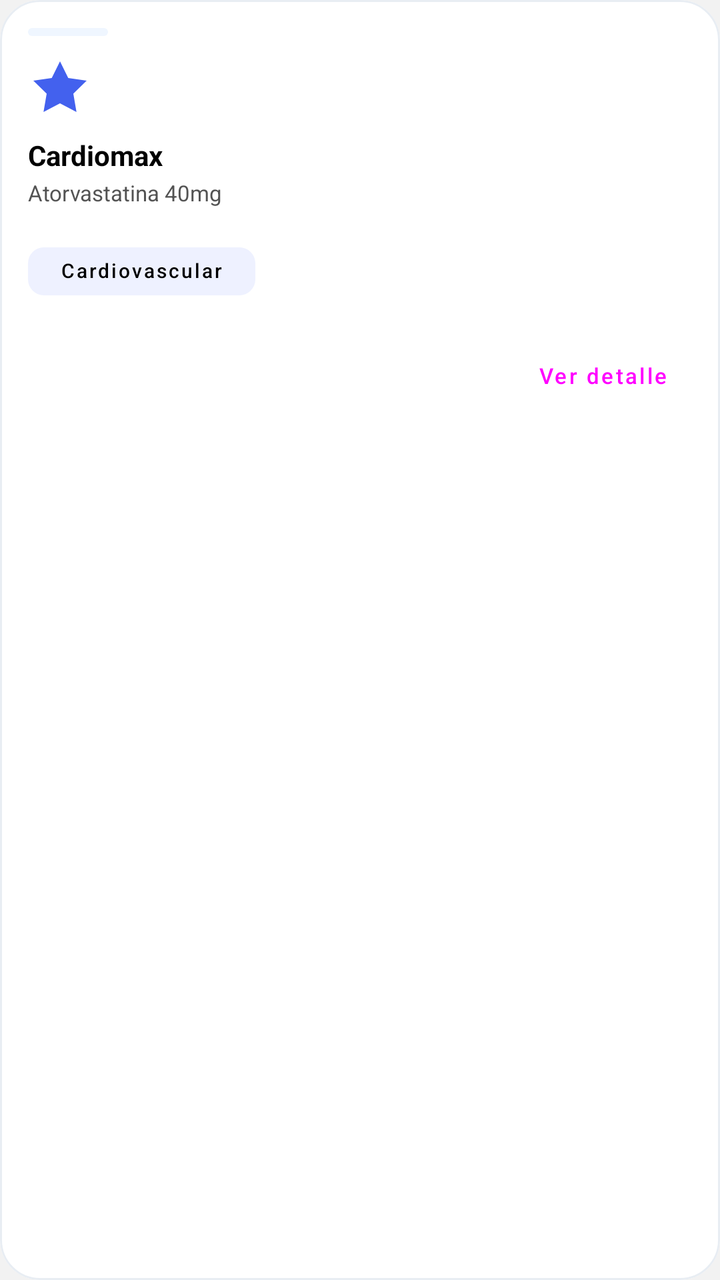
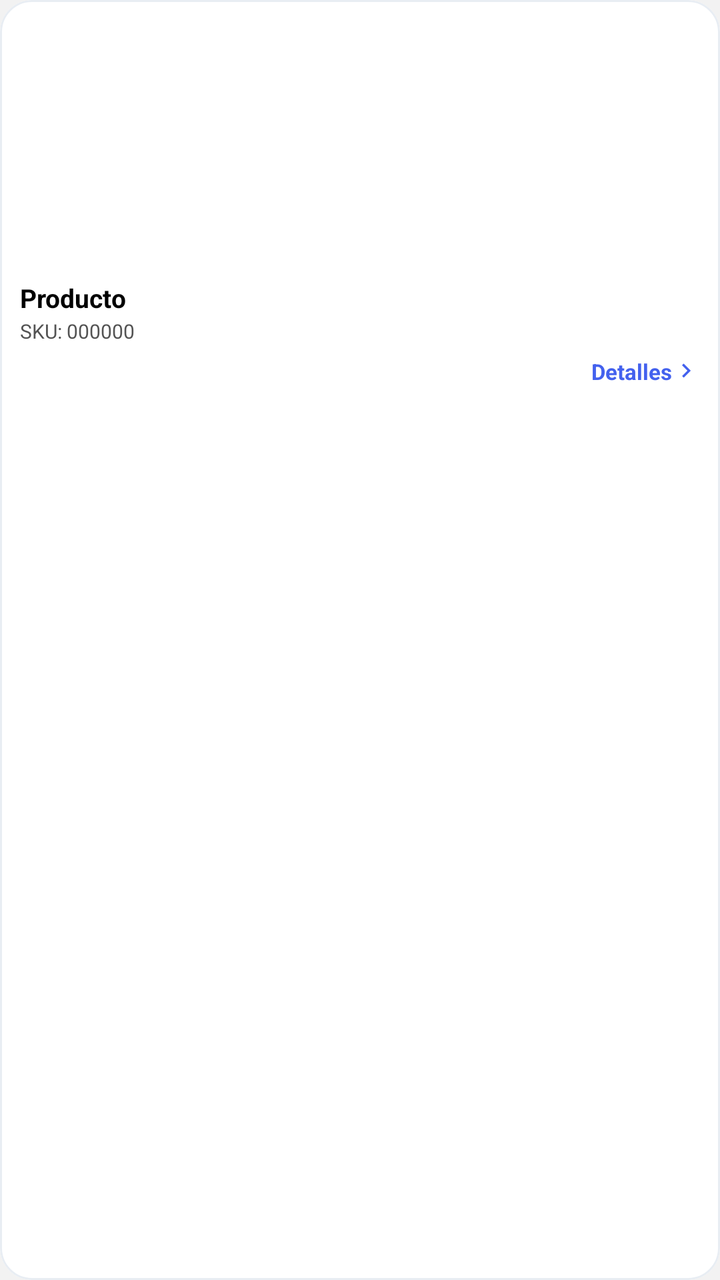

The first picture is an Android layout as it rendered before a commit; the second is the same layout after the commit. The layout source and the unified diff follow.
<!-- AndroidManifest.xml: application theme Theme.GMV -->
<!-- res/layout/item_product_card.xml -->
<?xml version="1.0" encoding="utf-8"?>
<com.google.android.material.card.MaterialCardView xmlns:android="http://schemas.android.com/apk/res/android"
    xmlns:app="http://schemas.android.com/apk/res-auto"
    android:id="@+id/lyt_parent"
    android:layout_width="match_parent"
    android:layout_height="wrap_content"
    android:layout_margin="6dp"
    android:clickable="true"
    android:focusable="true"
    app:cardBackgroundColor="@color/surface_card"
    app:cardCornerRadius="20dp"
    app:cardElevation="0dp"
    app:strokeColor="@color/card_stroke"
    app:strokeWidth="1dp">

    <LinearLayout
        android:layout_width="match_parent"
        android:layout_height="wrap_content"
        android:orientation="vertical"
        android:padding="14dp">

        <View
            android:id="@+id/view_color_bar"
            android:layout_width="40dp"
            android:layout_height="4dp"
            android:layout_marginBottom="10dp"
            android:background="@drawable/bg_icon_circle_blue" />

        <ImageView
            android:id="@+id/iv_icon"
            android:layout_width="32dp"
            android:layout_height="32dp"
            android:layout_marginBottom="8dp"
            android:src="@drawable/ic_premium"
            android:tint="@color/accent_primary"
            android:contentDescription="@null" />

        <TextView
            android:id="@+id/tv_nombre"
            android:layout_width="wrap_content"
            android:layout_height="wrap_content"
            android:text="Cardiomax"
            android:textColor="?attr/colorOnSurface"
            android:textSize="14sp"
            android:textStyle="bold" />

        <TextView
            android:id="@+id/tv_molecula"
            android:layout_width="wrap_content"
            android:layout_height="wrap_content"
            android:layout_marginTop="2dp"
            android:text="Atorvastatina 40mg"
            android:textColor="?attr/colorOnSurfaceVariant"
            android:textSize="11sp" />

        <com.google.android.material.chip.Chip
            android:id="@+id/chip_categoria"
            android:layout_width="wrap_content"
            android:layout_height="wrap_content"
            android:layout_marginTop="8dp"
            android:text="Cardiovascular"
            android:textSize="10sp"
            app:chipBackgroundColor="@color/accent_primary_light"
            app:chipMinHeight="24dp"
            app:chipStrokeWidth="0dp" />

        <Button
            android:id="@+id/btn_ver_detalle"
            style="@style/Widget.Material3.Button.TextButton"
            android:layout_width="wrap_content"
            android:layout_height="wrap_content"
            android:layout_gravity="end"
            android:layout_marginTop="4dp"
            android:text="Ver detalle"
            android:textSize="11sp" />

    </LinearLayout>

</com.google.android.material.card.MaterialCardView>
<!-- resources referenced by this layout -->
<resources>
  <color name="accent_primary">#4361EE</color>
  <color name="accent_primary_light">#EEF1FF</color>
  <color name="card_stroke">#E8EDF3</color>
  <color name="surface_card">#FFFFFF</color>
  <!-- drawable bg_icon_circle_blue (drawable) -->
  <?xml version="1.0" encoding="utf-8"?>
  <shape xmlns:android="http://schemas.android.com/apk/res/android"
      android:shape="rectangle">
  
      <solid android:color="#EFF6FF" />
  
      <corners android:radius="20dp" />
  
  </shape>
  <!-- drawable ic_premium (drawable) -->
  <?xml version="1.0" encoding="utf-8"?>
  <vector xmlns:android="http://schemas.android.com/apk/res/android"
      android:width="24dp"
      android:height="24dp"
      android:viewportWidth="24"
      android:viewportHeight="24"
      android:tint="#FF9800">
      <path
          android:fillColor="@android:color/white"
          android:pathData="M12,2L15.09,8.26L22,9.27L17,14.14L18.18,21.02L12,17.77L5.82,21.02L7,14.14L2,9.27L8.91,8.26L12,2z" />
  </vector>
  <style name="Theme.GMV" parent="Base.Theme.GMV" />
  <color name="primary">#337AB7</color>
  <color name="on_primary">#FFFFFF</color>
  <color name="primary_container">#D6E4F0</color>
  <color name="on_primary_container">#1A3A5C</color>
  <color name="secondary">#3A539B</color>
  <color name="on_secondary">#FFFFFF</color>
  <color name="secondary_container">#D6DCE8</color>
  <color name="on_secondary_container">#1C2A5C</color>
  <color name="tertiary">#7E57C2</color>
  <color name="on_tertiary">#FFFFFF</color>
  <color name="tertiary_container">#EDE7F6</color>
  <color name="on_tertiary_container">#311B92</color>
  <color name="error">#EF5350</color>
  <color name="on_error">#FFFFFF</color>
  <color name="error_container">#FFEBEE</color>
  <color name="on_error_container">#B71C1C</color>
  <color name="background">#F2F2F2</color>
  <color name="on_background">#000000</color>
  <color name="surface">#E7E7E7</color>
  <color name="on_surface">#000000</color>
  <color name="surface_variant">#D4D4D4</color>
  <color name="on_surface_variant">#535353</color>
  <color name="outline">#B0BEC5</color>
  <color name="outline_variant">#CFD8DC</color>
  <style name="TextAppearance.M3.DisplaySmall">
          <item name="android:textSize">36sp</item>
          <item name="android:letterSpacing">0</item>
          <item name="android:lineHeight">44sp</item>
          <item name="android:fontFamily">sans-serif</item>
      </style>
  <style name="TextAppearance.M3.HeadlineSmall">
          <item name="android:textSize">24sp</item>
          <item name="android:letterSpacing">0</item>
          <item name="android:lineHeight">32sp</item>
          <item name="android:fontFamily">sans-serif</item>
      </style>
  <style name="TextAppearance.M3.TitleLarge">
          <item name="android:textSize">22sp</item>
          <item name="android:letterSpacing">0</item>
          <item name="android:lineHeight">28sp</item>
          <item name="android:fontFamily">sans-serif</item>
      </style>
  <style name="TextAppearance.M3.BodyLarge">
          <item name="android:textSize">16sp</item>
          <item name="android:letterSpacing">0.5</item>
          <item name="android:lineHeight">24sp</item>
          <item name="android:fontFamily">sans-serif</item>
      </style>
  <style name="TextAppearance.M3.BodyMedium">
          <item name="android:textSize">14sp</item>
          <item name="android:letterSpacing">0.25</item>
          <item name="android:lineHeight">20sp</item>
          <item name="android:fontFamily">sans-serif</item>
      </style>
  <style name="TextAppearance.M3.BodySmall">
          <item name="android:textSize">12sp</item>
          <item name="android:letterSpacing">0.4</item>
          <item name="android:lineHeight">16sp</item>
          <item name="android:fontFamily">sans-serif</item>
      </style>
  <color name="colorUmkPrimaryDark">#003044</color>
  <!-- unchanged entries left out for length: 10 -->
</resources>

<!-- the commit's change to res/layout/item_product_card.xml (unified diff, before → after) -->
@@ -8,7 +8,7 @@
     android:clickable="true"
     android:focusable="true"
     app:cardBackgroundColor="@color/surface_card"
-    app:cardCornerRadius="20dp"
+    app:cardCornerRadius="16dp"
     app:cardElevation="0dp"
     app:strokeColor="@color/card_stroke"
     app:strokeWidth="1dp">
@@ -16,63 +16,66 @@
     <LinearLayout
         android:layout_width="match_parent"
         android:layout_height="wrap_content"
-        android:orientation="vertical"
-        android:padding="14dp">
-
-        <View
-            android:id="@+id/view_color_bar"
-            android:layout_width="40dp"
-            android:layout_height="4dp"
-            android:layout_marginBottom="10dp"
-            android:background="@drawable/bg_icon_circle_blue" />
+        android:orientation="vertical">
 
         <ImageView
-            android:id="@+id/iv_icon"
-            android:layout_width="32dp"
-            android:layout_height="32dp"
-            android:layout_marginBottom="8dp"
-            android:src="@drawable/ic_premium"
-            android:tint="@color/accent_primary"
+            android:id="@+id/iv_product_image"
+            android:layout_width="match_parent"
+            android:layout_height="130dp"
+            android:scaleType="centerCrop"
             android:contentDescription="@null" />
 
-        <TextView
-            android:id="@+id/tv_nombre"
-            android:layout_width="wrap_content"
+        <LinearLayout
+            android:layout_width="match_parent"
             android:layout_height="wrap_content"
-            android:text="Cardiomax"
-            android:textColor="?attr/colorOnSurface"
-            android:textSize="14sp"
-            android:textStyle="bold" />
+            android:orientation="vertical"
+            android:padding="10dp">
 
-        <TextView
-            android:id="@+id/tv_molecula"
-            android:layout_width="wrap_content"
-            android:layout_height="wrap_content"
-            android:layout_marginTop="2dp"
-            android:text="Atorvastatina 40mg"
-            android:textColor="?attr/colorOnSurfaceVariant"
-            android:textSize="11sp" />
+            <TextView
+                android:id="@+id/tv_nombre"
+                android:layout_width="wrap_content"
+                android:layout_height="wrap_content"
+                android:maxLines="2"
+                android:ellipsize="end"
+                android:text="Producto"
+                android:textColor="?attr/colorOnSurface"
+                android:textSize="13sp"
+                android:textStyle="bold" />
 
-        <com.google.android.material.chip.Chip
-            android:id="@+id/chip_categoria"
-            android:layout_width="wrap_content"
-            android:layout_height="wrap_content"
-            android:layout_marginTop="8dp"
-            android:text="Cardiovascular"
-            android:textSize="10sp"
-            app:chipBackgroundColor="@color/accent_primary_light"
-            app:chipMinHeight="24dp"
-            app:chipStrokeWidth="0dp" />
+            <TextView
+                android:id="@+id/tv_sku"
+                android:layout_width="wrap_content"
+                android:layout_height="wrap_content"
+                android:layout_marginTop="1dp"
+                android:text="SKU: 000000"
+                android:textColor="?attr/colorOnSurfaceVariant"
+                android:textSize="10sp" />
 
-        <Button
-            android:id="@+id/btn_ver_detalle"
-            style="@style/Widget.Material3.Button.TextButton"
-            android:layout_width="wrap_content"
-            android:layout_height="wrap_content"
-            android:layout_gravity="end"
-            android:layout_marginTop="4dp"
-            android:text="Ver detalle"
-            android:textSize="11sp" />
+            <LinearLayout
+                android:layout_width="match_parent"
+                android:layout_height="wrap_content"
+                android:layout_marginTop="6dp"
+                android:gravity="end"
+                android:orientation="horizontal">
+
+                <TextView
+                    android:layout_width="wrap_content"
+                    android:layout_height="wrap_content"
+                    android:text="Detalles"
+                    android:textColor="@color/accent_primary"
+                    android:textSize="11sp"
+                    android:textStyle="bold" />
+
+                <ImageView
+                    android:layout_width="14dp"
+                    android:layout_height="14dp"
+                    android:contentDescription="@null"
+                    android:src="@drawable/ic_chevron_right"
+                    android:tint="@color/accent_primary" />
+
+            </LinearLayout>
+
+        </LinearLayout>
 
     </LinearLayout>
 
<!-- resource entries referenced after the edit -->
@@ -1,30 +1,18 @@
 <!-- resources referenced by this layout -->
 <resources>
   <color name="accent_primary">#4361EE</color>
-  <color name="accent_primary_light">#EEF1FF</color>
   <color name="card_stroke">#E8EDF3</color>
   <color name="surface_card">#FFFFFF</color>
-  <!-- drawable bg_icon_circle_blue (drawable) -->
-  <?xml version="1.0" encoding="utf-8"?>
-  <shape xmlns:android="http://schemas.android.com/apk/res/android"
-      android:shape="rectangle">
-  
-      <solid android:color="#EFF6FF" />
-  
-      <corners android:radius="20dp" />
-  
-  </shape>
-  <!-- drawable ic_premium (drawable) -->
+  <!-- drawable ic_chevron_right (drawable) -->
   <?xml version="1.0" encoding="utf-8"?>
   <vector xmlns:android="http://schemas.android.com/apk/res/android"
       android:width="24dp"
       android:height="24dp"
       android:viewportWidth="24"
-      android:viewportHeight="24"
-      android:tint="#FF9800">
+      android:viewportHeight="24">
       <path
-          android:fillColor="@android:color/white"
-          android:pathData="M12,2L15.09,8.26L22,9.27L17,14.14L18.18,21.02L12,17.77L5.82,21.02L7,14.14L2,9.27L8.91,8.26L12,2z" />
+          android:fillColor="#FF000000"
+          android:pathData="M8.59,16.59L13.17,12L8.59,7.41L10,6l6,6l-6,6z" />
   </vector>
   <style name="Theme.GMV" parent="Base.Theme.GMV" />
   <color name="primary">#337AB7</color>
